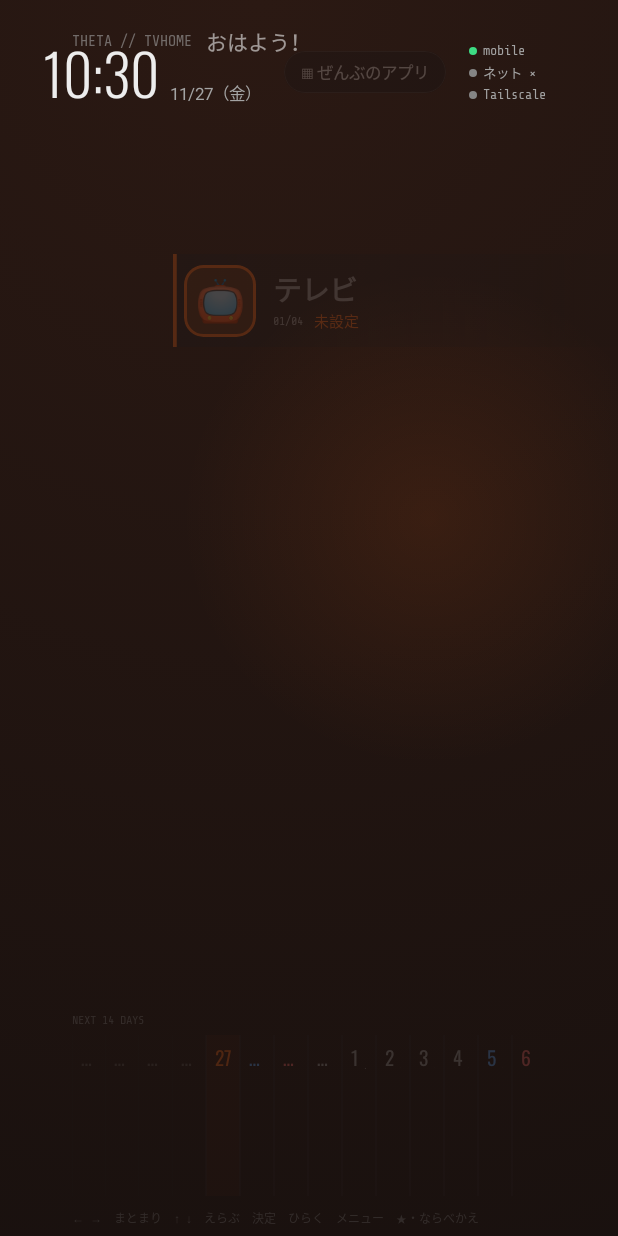
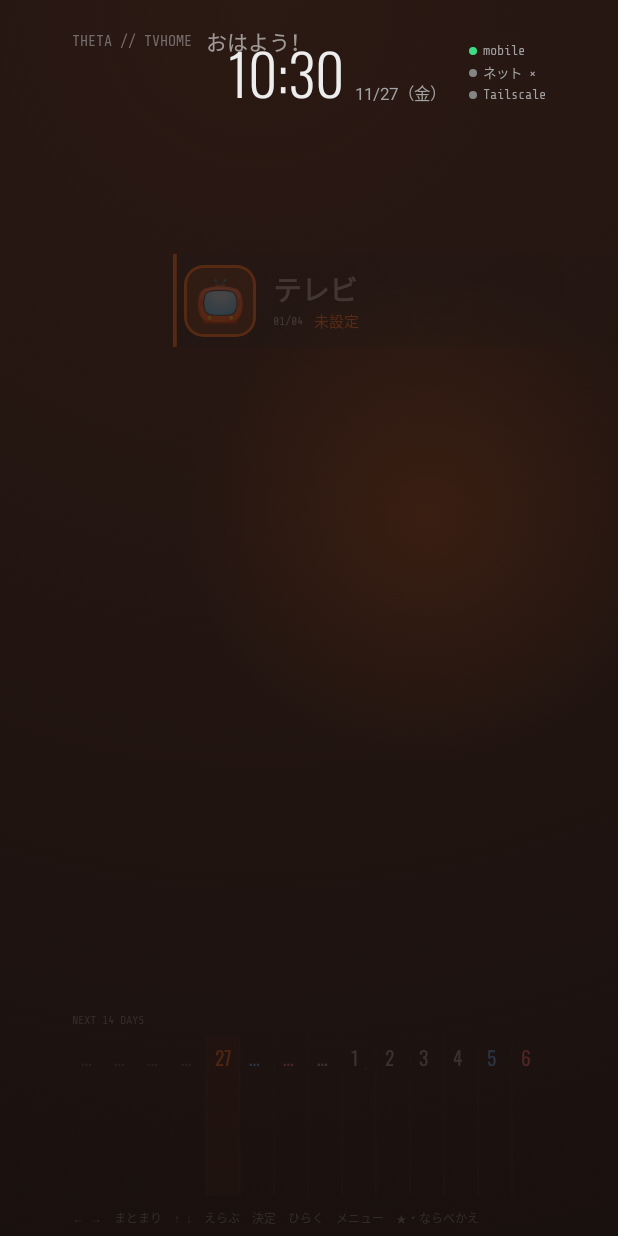
Before and after one commit to kiwiman0706-beep/Theta.TVhome.Hatch, an Android app built with Jetpack Compose: the screen it shows after launch (MainActivity), on a phone screen of 412 x 824 dp. Run offline under Robolectric (Android 15) with nearby library versions, the phone set to English and light mode, and no system bars; pictures from the network do not load; Roboto replaces fonts that are not available here; 1 statement that could not run was skipped.

Commit message:
0.9.1：横の移動はクロスバーだけ（右上のぜんぶのアプリ・NAS の上のボタン列をやめ、アプリの下・メニューボタンへ）
Co-Authored-By: Claude Opus 5.5 <noreply@anthropic.com>
Claude-Session: https://claude.ai/code/session_012DXkbyha4qRNRU1wCiPjQm

```diff
--- a/app/build.gradle.kts
+++ b/app/build.gradle.kts
@@ -21,8 +21,8 @@ android {
         applicationId = "app.thetahatch.tvhome"
         minSdk = 28
         targetSdk = 35
-        versionCode = 11
-        versionName = "0.9.0"
+        versionCode = 12
+        versionName = "0.9.1"
         // テレビは ARM（AQUOS は 64 ビット、R4-SH は 32 ビット）。x86 は入れない（APK を小さく）
         ndk { abiFilters += listOf("armeabi-v7a", "arm64-v8a") }
     }
--- a/app/src/main/java/app/thetahatch/tvhome/ui/CrossBar.kt
+++ b/app/src/main/java/app/thetahatch/tvhome/ui/CrossBar.kt
@@ -99,9 +99,9 @@ private val DOW = listOf("月", "火", "水", "木", "金", "土", "日")
  * クロスバー（はじめの形）：
  * - 上端に横の帯（まとまり：カレンダー・テレビ・アプリ・せってい。左右はループ）、選んだまとまりの中身はその下に縦
  * - 下にさりげなく 2 週間の帯（月曜はじまり・てんき・よてい）。カレンダーを選ぶと 4 週の表に広がり、↓ で日にちを選べる
- * - 左上：いま再生中のもの（無ければ名前とあいさつ）。右上：時計・てんき・ぜんぶのアプリ・ネット
+ * - 左上：いま再生中のもの（無ければ名前とあいさつ）。右上：時計・てんき・ネット（見るだけ。フォーカスは移らない）
  * - 操作しないと 5 秒で薄く、25 秒でメニューが消える（いちばん上で「戻る」でもすぐ消える）。なにかキーで戻る（そのキーは出すだけ）
- * 操作：←→ まとまり、↑↓ えらぶ、決定 ひらく、長押し・メニュー 操作。中身のいちばん上で ↑ → 右上の「ぜんぶのアプリ」
+ * 操作：←→ まとまり、↑↓ えらぶ、決定 ひらく、長押し・メニュー 操作。ぜんぶのアプリは「アプリ」のいちばん下
  */
 @Composable
 fun CrossBarLayout(app: TvHomeApp, firstFocus: FocusRequester, go: (String) -> Unit, menu: (TileMenu) -> Unit, guarded: (() -> Unit) -> Unit) {
@@ -124,13 +124,12 @@ fun CrossBarLayout(app: TvHomeApp, firstFocus: FocusRequester, go: (String) -> U
         buildCategories(app, apps, entries, updates, go, menu, guarded, withAll = false,
             nas = mapOf(Kind.VIDEO to sv, Kind.MUSIC to sm, Kind.PHOTO to sp, Kind.BOOK to sb))
     }
-    val cats = remember(base) { listOf(Category("cal", "カレンダー", "📅", emptyList())) + base.map { if (it.key == "fav") it.copy(label = "アプリ", icon = "⭐") else it } }
+    val cats = remember(base) { listOf(Category("cal", "カレンダー", "📅", emptyList())) + base.map { if (it.key == "fav") it.copy(label = "アプリ", icon = "⭐", items = it.items + Item("all-apps", "ぜんぶのアプリ", "▦", sub = "ホームに だす アプリを えらぶ", onClick = { guarded { go("apps") } })) else it } }
     val colors = listOf(p.accent2, p.accent, p.accent3, p.widget, p.launch)
 
     var cat by remember { mutableIntStateOf(1) }
     val pos = remember { mutableStateMapOf<String, Int>() }
     var inGrid by remember { mutableStateOf(false) }
-    var top by remember { mutableStateOf(false) } // 右上の「ぜんぶのアプリ」を選んでいる
     var longPressed by remember { mutableStateOf(false) }
     var lastKey by remember { mutableLongStateOf(System.currentTimeMillis()) }
     var idle by remember { mutableIntStateOf(0) }
@@ -163,7 +162,7 @@ fun CrossBarLayout(app: TvHomeApp, firstFocus: FocusRequester, go: (String) -> U
     fun move(dc: Int) {
         val n = cats.size
         cat = ((cat + dc) % n + n) % n
-        inGrid = false; top = false; weeks = 0; sel = todayIdx
+        inGrid = false; weeks = 0; sel = todayIdx
     }
 
     Box(
@@ -191,12 +190,6 @@ fun CrossBarLayout(app: TvHomeApp, firstFocus: FocusRequester, go: (String) -> U
                         }
                         true
                     }
-                    // 右上の「ぜんぶのアプリ」
-                    top -> {
-                        if (center && e.type == KeyEventType.KeyUp) { guarded { go("apps") }; true }
-                        else if (e.type == KeyEventType.KeyDown && (e.key == Key.DirectionDown || back)) { top = false; true }
-                        else e.type == KeyEventType.KeyDown && e.key != Key.Back
-                    }
                     e.type == KeyEventType.KeyDown && center -> {
                         if (e.nativeKeyEvent.repeatCount == 8 && !longPressed) { longPressed = true; current.items.getOrNull(idx)?.onMenu?.invoke() }
                         true
@@ -212,7 +205,8 @@ fun CrossBarLayout(app: TvHomeApp, firstFocus: FocusRequester, go: (String) -> U
                     e.type != KeyEventType.KeyDown -> false
                     e.key == Key.DirectionLeft -> { move(-1); true }
                     e.key == Key.DirectionRight -> { move(1); true }
-                    e.key == Key.DirectionUp -> { if (current.key == "cal" || idx == 0) top = true else pos[current.key] = idx - 1; true }
+                    // 上の段（時計など）には移らない（横の移動はクロスバーだけ）
+                    e.key == Key.DirectionUp -> { if (current.key != "cal" && idx > 0) pos[current.key] = idx - 1; true }
                     e.key == Key.DirectionDown -> { if (current.key == "cal") inGrid = true else pos[current.key] = (idx + 1).coerceAtMost((current.items.size - 1).coerceAtLeast(0)); true }
                     else -> false
                 }
@@ -231,7 +225,7 @@ fun CrossBarLayout(app: TvHomeApp, firstFocus: FocusRequester, go: (String) -> U
         }
 
         // ---- 右上：時計・てんき・ぜんぶのアプリ・ネット
-        TopRight(now, forecast, net, top, Modifier.align(Alignment.TopEnd).padding(top = 20.dp, end = SIDE), menuAlpha, idle == 2) { guarded { go("apps") } }
+        TopRight(now, forecast, net, Modifier.align(Alignment.TopEnd).padding(top = 20.dp, end = SIDE), idle == 2)
 
         // ---- 横の帯：まとまり（ループ）
         Box(Modifier.fillMaxWidth().alpha(menuAlpha)) {
@@ -248,7 +242,7 @@ fun CrossBarLayout(app: TvHomeApp, firstFocus: FocusRequester, go: (String) -> U
                 Column(
                     Modifier.offset(x = SEL_X - CAT_W / 2 + CAT_W * da, y = BAR_TOP).width(CAT_W)
                         .alpha(if (sel0) 1f else 0.5f)
-                        .clickable(remember { MutableInteractionSource() }, null) { cat = i; inGrid = false; top = false; lastKey = System.currentTimeMillis() },
+                        .clickable(remember { MutableInteractionSource() }, null) { cat = i; inGrid = false; lastKey = System.currentTimeMillis() },
                     horizontalAlignment = Alignment.CenterHorizontally,
                 ) {
                     val s = if (sel0) 52.dp else 42.dp
@@ -281,7 +275,7 @@ fun CrossBarLayout(app: TvHomeApp, firstFocus: FocusRequester, go: (String) -> U
                     }
                 }
                 if (current.items.isEmpty()) {
-                    T(if (current.key == "fav") "右上の「ぜんぶのアプリ」で えらんで「ホームに だす」" else "なし", size = 13.sp, color = p.muted)
+                    T(if (current.key == "fav") "「ぜんぶのアプリ」で えらんで「ホームに だす」" else "なし", size = 13.sp, color = p.muted)
                 }
             }
         }
@@ -357,7 +351,7 @@ private fun NowPlayingCard(pl: Playing) {
 }
 
 @Composable
-private fun TopRight(now: ZonedDateTime, forecast: Forecast?, net: NetInfo, allFocused: Boolean, modifier: Modifier, menuAlpha: Float, hidden: Boolean, openAll: () -> Unit) {
+private fun TopRight(now: ZonedDateTime, forecast: Forecast?, net: NetInfo, modifier: Modifier, hidden: Boolean) {
     val p = LocalPalette.current
     Row(modifier, verticalAlignment = Alignment.CenterVertically) {
         Row(verticalAlignment = Alignment.Bottom) {
@@ -379,15 +373,6 @@ private fun TopRight(now: ZonedDateTime, forecast: Forecast?, net: NetInfo, allF
                 f.days.firstOrNull()?.let { d -> T("%.0f° / %.0f°  ☂%d%%".format(d.max, d.min, d.rain), size = 9.sp, color = p.muted) }
             }
         }
-        // ぜんぶのアプリ（天気の右）。中身のいちばん上で ↑ で選べる
-        Spacer(Modifier.width(15.dp))
-        Box(
-            Modifier.alpha(if (hidden) 0f else menuAlpha).clip(RoundedCornerShape(16.dp))
-                .background(if (allFocused) p.accent else p.panel)
-                .border(if (allFocused) 0.dp else 0.5.dp, p.line, RoundedCornerShape(16.dp))
-                .clickable(remember { MutableInteractionSource() }, null, onClick = openAll)
-                .padding(horizontal = 11.dp, vertical = 6.dp),
-        ) { T("▦ ぜんぶのアプリ", size = 11.sp, color = if (allFocused) p.onAccent else p.fg, weight = FontWeight.Medium) }
         Spacer(Modifier.width(15.dp))
         Column(Modifier.alpha(if (hidden) 0f else 1f), verticalArrangement = Arrangement.spacedBy(3.dp)) {
             NetLine(net.kind != "none", when (net.kind) { "wifi" -> "Wi-Fi"; "ethernet" -> "LAN"; "none" -> "オフライン"; else -> net.kind }, if (net.kind == "wifi") net.bars else -1)
--- a/app/src/main/java/app/thetahatch/tvhome/ui/Items.kt
+++ b/app/src/main/java/app/thetahatch/tvhome/ui/Items.kt
@@ -65,7 +65,8 @@ fun buildCategories(
             val last = s.last(k.key)
             if (last.isNotBlank()) add(Item(k.key + "-last", "つづきから", "⏯", sub = k.shelfName(last.trimEnd('/').substringAfterLast('/')), onClick = { app.state.openNas(k, last); go("nas") }))
             add(Item(k.key + "-recent", "さいきん ついか", "🆕", sub = "NAS に あたらしく 入った もの", onClick = { app.state.openNas(k, "", "recent"); go("nas") }))
-            add(Item(k.key + "-search", "さがす", "🔍", sub = "なまえで さがす（もじ・こえ）", onClick = { app.state.openNas(k, "", "search"); go("nas") }))
+            add(Item(k.key + "-search", "さがす", "🔍", sub = "なまえで さがす（もじ）", onClick = { app.state.openNas(k, "", "search"); go("nas") }))
+            add(Item(k.key + "-voice", "こえで さがす", "🎤", sub = "リモコンの マイクで", onClick = { app.state.openNas(k, "", "voice"); go("nas") }))
             shelves.forEach { e -> add(Item(k.key + ":" + e.path, k.shelfName(e.name), k.icon, onClick = { app.state.openNas(k, e.path); go("nas") })) }
             add(Item(k.key + "-all", "ぜんぶの ${k.label}", k.icon, sub = app.state.root(k), onClick = { app.state.openNas(k, ""); go("nas") }))
         }
```
Also changed, not shown: app/src/main/java/app/thetahatch/tvhome/ui/NasScreen.kt (+25 -17 lines), 8 other files.
